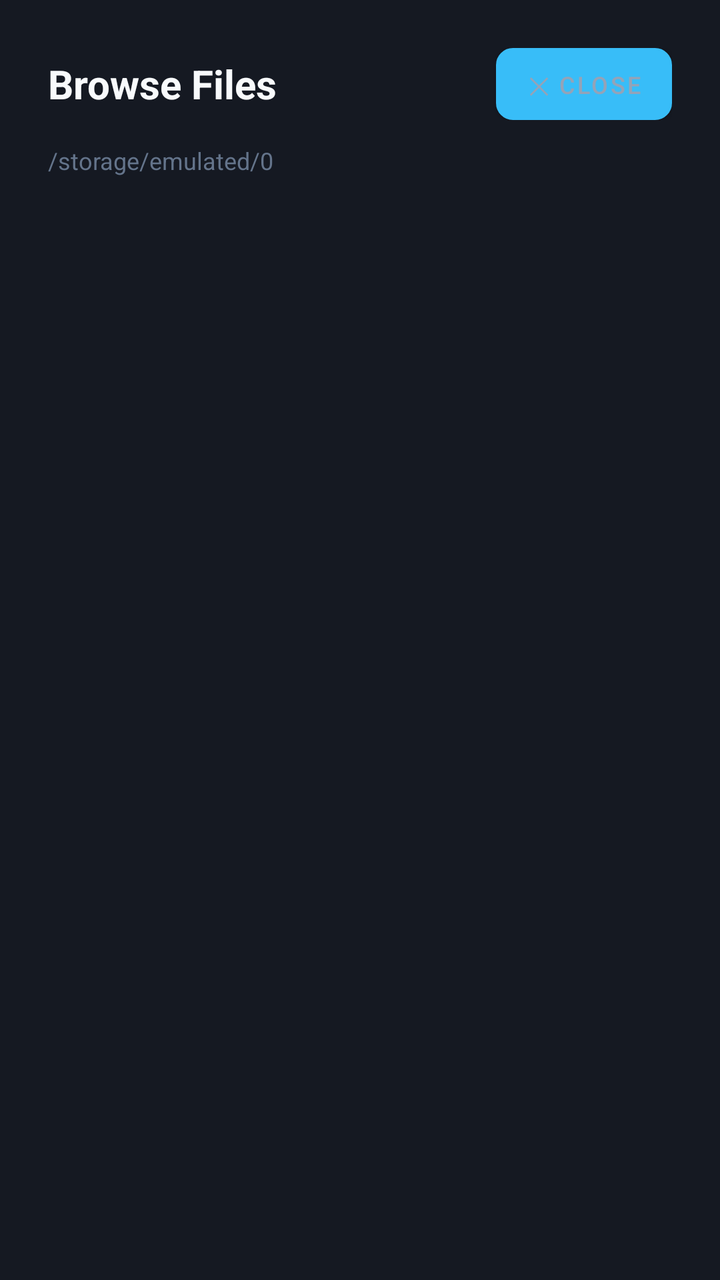
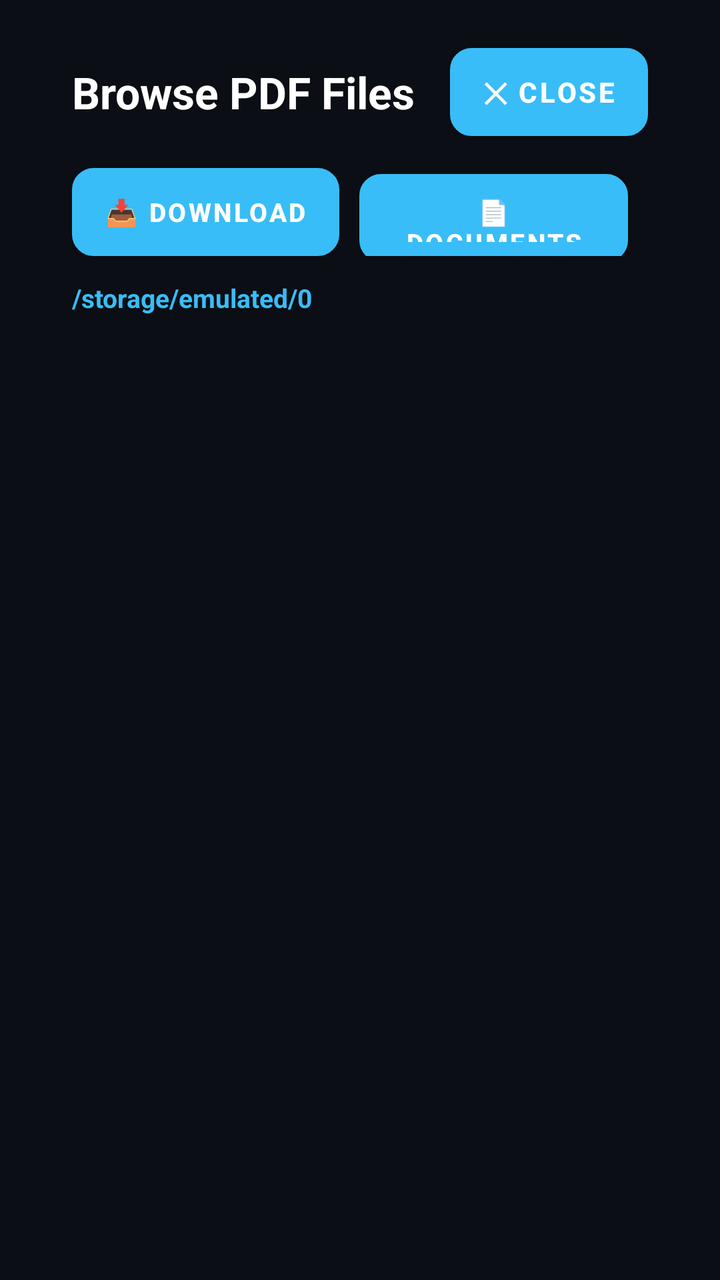

The first picture is an Android layout as it rendered before a commit; the second is the same layout after the commit. The layout source and the unified diff follow.
<!-- AndroidManifest.xml: application theme Theme.TvReader -->
<!-- res/layout/dialog_file_picker.xml -->
<?xml version="1.0" encoding="utf-8"?>
<LinearLayout xmlns:android="http://schemas.android.com/apk/res/android"
    android:layout_width="match_parent"
    android:layout_height="match_parent"
    android:orientation="vertical"
    android:background="@color/bg_surface"
    android:padding="24dp">

    
    <LinearLayout
        android:layout_width="match_parent"
        android:layout_height="wrap_content"
        android:orientation="horizontal"
        android:gravity="center_vertical"
        android:layout_marginBottom="12dp">

        <TextView
            android:id="@+id/tvPickerTitle"
            android:layout_width="0dp"
            android:layout_height="wrap_content"
            android:layout_weight="1"
            android:text="Browse Files"
            android:textColor="@color/text_primary"
            android:textSize="20sp"
            android:textStyle="bold" />

        <Button
            android:id="@+id/btnPickerClose"
            android:layout_width="wrap_content"
            android:layout_height="36dp"
            android:text="✕ Close"
            android:textColor="@color/text_secondary"
            android:textSize="12sp"
            android:background="@drawable/focus_button_bg"
            android:paddingStart="12dp"
            android:paddingEnd="12dp"
            android:focusable="true" />
    </LinearLayout>

    <TextView
        android:id="@+id/tvCurrentPath"
        android:layout_width="match_parent"
        android:layout_height="wrap_content"
        android:text="/storage/emulated/0"
        android:textColor="@color/text_muted"
        android:textSize="12sp"
        android:maxLines="1"
        android:ellipsize="start"
        android:layout_marginBottom="12dp" />

    
    <androidx.recyclerview.widget.RecyclerView
        android:id="@+id/rvFileList"
        android:layout_width="match_parent"
        android:layout_height="0dp"
        android:layout_weight="1"
        android:scrollbars="vertical" />

    <TextView
        android:id="@+id/tvEmptyFolder"
        android:layout_width="match_parent"
        android:layout_height="100dp"
        android:gravity="center"
        android:text="No PDF files or folders found here."
        android:textColor="@color/text_muted"
        android:textSize="14sp"
        android:visibility="gone" />
</LinearLayout>
<!-- resources referenced by this layout -->
<resources>
  <color name="bg_surface">#151922</color>
  <color name="text_muted">#64748B</color>
  <color name="text_primary">#F8FAFC</color>
  <color name="text_secondary">#94A3B8</color>
  <!-- drawable focus_button_bg (drawable) -->
  <?xml version="1.0" encoding="utf-8"?>
  <selector xmlns:android="http://schemas.android.com/apk/res/android">
      <item android:state_focused="true">
          <shape android:shape="rectangle">
              <solid android:color="@color/accent_blue" />
              <stroke android:width="2dp" android:color="#FFFFFF" />
              <corners android:radius="8dp" />
          </shape>
      </item>
      <item>
          <shape android:shape="rectangle">
              <solid android:color="@color/bg_surface_elevated" />
              <stroke android:width="1dp" android:color="@color/border_subtle" />
              <corners android:radius="8dp" />
          </shape>
      </item>
  </selector>
  <style name="Theme.TvReader" parent="Theme.MaterialComponents.NoActionBar">
          
          <item name="android:windowBackground">@color/bg_main</item>
          <item name="android:statusBarColor">@color/bg_main</item>
          <item name="android:navigationBarColor">@color/bg_main</item>
          <item name="android:windowNoTitle">true</item>
          <item name="android:windowFullscreen">true</item>
  
          
          <item name="colorPrimary">@color/accent_blue</item>
          <item name="colorSecondary">@color/accent_teal</item>
          <item name="colorSurface">@color/bg_surface</item>
          <item name="colorOnSurface">@color/text_primary</item>
          <item name="colorOnPrimary">@color/bg_main</item>
  
          
          <item name="android:defaultFocusHighlightEnabled">false</item>
      </style>
  <color name="accent_blue">#38BDF8</color>
  <color name="bg_surface_elevated">#1E2330</color>
  <color name="border_subtle">#2A3245</color>
  <color name="bg_main">#0B0E14</color>
  <color name="accent_teal">#2DD4BF</color>
</resources>

<!-- the commit's change to res/layout/dialog_file_picker.xml (unified diff, before → after) -->
@@ -3,8 +3,11 @@
     android:layout_width="match_parent"
     android:layout_height="match_parent"
     android:orientation="vertical"
-    android:background="@color/bg_surface"
-    android:padding="24dp">
+    android:background="@color/bg_main"
+    android:paddingStart="36dp"
+    android:paddingEnd="36dp"
+    android:paddingTop="24dp"
+    android:paddingBottom="24dp">
 
     
     <LinearLayout
@@ -12,57 +15,174 @@
         android:layout_height="wrap_content"
         android:orientation="horizontal"
         android:gravity="center_vertical"
-        android:layout_marginBottom="12dp">
+        android:layout_marginBottom="16dp">
 
         <TextView
             android:id="@+id/tvPickerTitle"
             android:layout_width="0dp"
             android:layout_height="wrap_content"
             android:layout_weight="1"
-            android:text="Browse Files"
-            android:textColor="@color/text_primary"
-            android:textSize="20sp"
+            android:text="Browse PDF Files"
+            android:textColor="#FFFFFF"
+            android:textSize="22sp"
             android:textStyle="bold" />
 
         <Button
             android:id="@+id/btnPickerClose"
             android:layout_width="wrap_content"
-            android:layout_height="36dp"
+            android:layout_height="44dp"
             android:text="✕ Close"
-            android:textColor="@color/text_secondary"
-            android:textSize="12sp"
+            android:textColor="@color/btn_focus_text_color"
+            android:textSize="14sp"
+            android:textStyle="bold"
             android:background="@drawable/focus_button_bg"
-            android:paddingStart="12dp"
-            android:paddingEnd="12dp"
+            android:paddingStart="16dp"
+            android:paddingEnd="16dp"
             android:focusable="true" />
     </LinearLayout>
 
+    
+    <LinearLayout
+        android:layout_width="match_parent"
+        android:layout_height="wrap_content"
+        android:orientation="horizontal"
+        android:layout_marginBottom="12dp">
+
+        <Button
+            android:id="@+id/btnShortcutDownload"
+            android:layout_width="wrap_content"
+            android:layout_height="44dp"
+            android:text="📥 Download"
+            android:textColor="@color/btn_focus_text_color"
+            android:textSize="13sp"
+            android:textStyle="bold"
+            android:background="@drawable/focus_button_bg"
+            android:paddingStart="16dp"
+            android:paddingEnd="16dp"
+            android:focusable="true"
+            android:layout_marginEnd="10dp" />
+
+        <Button
+            android:id="@+id/btnShortcutDocuments"
+            android:layout_width="wrap_content"
+            android:layout_height="44dp"
+            android:text="📄 Documents"
+            android:textColor="@color/btn_focus_text_color"
+            android:textSize="13sp"
+            android:textStyle="bold"
+            android:background="@drawable/focus_button_bg"
+            android:paddingStart="16dp"
+            android:paddingEnd="16dp"
+            android:focusable="true"
+            android:layout_marginEnd="10dp" />
+
+        <Button
+            android:id="@+id/btnShortcutUsb"
+            android:layout_width="wrap_content"
+            android:layout_height="44dp"
+            android:text="💾 USB Drives"
+            android:textColor="@color/btn_focus_text_color"
+            android:textSize="13sp"
+            android:textStyle="bold"
+            android:background="@drawable/focus_button_bg"
+            android:paddingStart="16dp"
+            android:paddingEnd="16dp"
+            android:focusable="true"
+            android:layout_marginEnd="10dp" />
+
+        <Button
+            android:id="@+id/btnShortcutScanAll"
+            android:layout_width="wrap_content"
+            android:layout_height="44dp"
+            android:text="🔍 Scan All Device"
+            android:textColor="@color/btn_focus_text_color"
+            android:textSize="13sp"
+            android:textStyle="bold"
+            android:background="@drawable/focus_button_bg"
+            android:paddingStart="16dp"
+            android:paddingEnd="16dp"
+            android:focusable="true"
+            android:layout_marginEnd="10dp" />
+
+        <Button
+            android:id="@+id/btnShortcutSystemPicker"
+            android:layout_width="wrap_content"
+            android:layout_height="44dp"
+            android:text="📂 System Picker"
+            android:textColor="@color/btn_focus_text_color"
+            android:textSize="13sp"
+            android:textStyle="bold"
+            android:background="@drawable/focus_button_bg"
+            android:paddingStart="16dp"
+            android:paddingEnd="16dp"
+            android:focusable="true" />
+    </LinearLayout>
+
+    
     <TextView
         android:id="@+id/tvCurrentPath"
         android:layout_width="match_parent"
         android:layout_height="wrap_content"
         android:text="/storage/emulated/0"
-        android:textColor="@color/text_muted"
-        android:textSize="12sp"
+        android:textColor="@color/accent_blue"
+        android:textSize="13sp"
+        android:textStyle="bold"
         android:maxLines="1"
         android:ellipsize="start"
-        android:layout_marginBottom="12dp" />
+        android:layout_marginBottom="10dp" />
 
     
-    <androidx.recyclerview.widget.RecyclerView
-        android:id="@+id/rvFileList"
+    <FrameLayout
         android:layout_width="match_parent"
         android:layout_height="0dp"
-        android:layout_weight="1"
-        android:scrollbars="vertical" />
+        android:layout_weight="1">
 
-    <TextView
-        android:id="@+id/tvEmptyFolder"
-        android:layout_width="match_parent"
-        android:layout_height="100dp"
-        android:gravity="center"
-        android:text="No PDF files or folders found here."
-        android:textColor="@color/text_muted"
-        android:textSize="14sp"
-        android:visibility="gone" />
+        <androidx.recyclerview.widget.RecyclerView
+            android:id="@+id/rvFileList"
+            android:layout_width="match_parent"
+            android:layout_height="match_parent"
+            android:scrollbars="vertical"
+            android:scrollbarThumbVertical="@color/accent_blue" />
+
+        <LinearLayout
+            android:id="@+id/layoutEmptyFolder"
+            android:layout_width="match_parent"
+            android:layout_height="match_parent"
+            android:gravity="center"
+            android:orientation="vertical"
+            android:visibility="gone">
+
+            <TextView
+                android:layout_width="wrap_content"
+                android:layout_height="wrap_content"
+                android:text="📁"
+                android:textSize="40sp"
+                android:layout_marginBottom="8dp" />
+
+            <TextView
+                android:layout_width="wrap_content"
+                android:layout_height="wrap_content"
+                android:text="No PDF files found in this folder."
+                android:textColor="#FFFFFF"
+                android:textSize="15sp"
+                android:textStyle="bold" />
+
+            <TextView
+                android:layout_width="wrap_content"
+                android:layout_height="wrap_content"
+                android:text="Try clicking [Download], [Documents], or [Scan All Device] above."
+                android:textColor="@color/text_secondary"
+                android:textSize="13sp"
+                android:layout_marginTop="6dp" />
+        </LinearLayout>
+
+        <ProgressBar
+            android:id="@+id/pbScanning"
+            android:layout_width="56dp"
+            android:layout_height="56dp"
+            android:layout_gravity="center"
+            android:indeterminateTint="@color/accent_blue"
+            android:visibility="gone" />
+    </FrameLayout>
+
 </LinearLayout>
<!-- resource entries referenced after the edit -->
@@ -1,7 +1,6 @@
 <!-- resources referenced by this layout -->
 <resources>
   <color name="bg_surface">#151922</color>
-  <color name="text_muted">#64748B</color>
   <color name="text_primary">#F8FAFC</color>
   <color name="text_secondary">#94A3B8</color>
   <!-- drawable focus_button_bg (drawable) -->
@@ -9,16 +8,23 @@
   <selector xmlns:android="http://schemas.android.com/apk/res/android">
       <item android:state_focused="true">
           <shape android:shape="rectangle">
-              <solid android:color="@color/accent_blue" />
-              <stroke android:width="2dp" android:color="#FFFFFF" />
-              <corners android:radius="8dp" />
+              <solid android:color="#38BDF8" />
+              <stroke android:width="3dp" android:color="#FFFFFF" />
+              <corners android:radius="10dp" />
+          </shape>
+      </item>
+      <item android:state_pressed="true">
+          <shape android:shape="rectangle">
+              <solid android:color="#0284C7" />
+              <stroke android:width="3dp" android:color="#FFFFFF" />
+              <corners android:radius="10dp" />
           </shape>
       </item>
       <item>
           <shape android:shape="rectangle">
-              <solid android:color="@color/bg_surface_elevated" />
-              <stroke android:width="1dp" android:color="@color/border_subtle" />
-              <corners android:radius="8dp" />
+              <solid android:color="#1F2937" />
+              <stroke android:width="1.5dp" android:color="#374151" />
+              <corners android:radius="10dp" />
           </shape>
       </item>
   </selector>
@@ -41,8 +47,6 @@
           <item name="android:defaultFocusHighlightEnabled">false</item>
       </style>
   <color name="accent_blue">#38BDF8</color>
-  <color name="bg_surface_elevated">#1E2330</color>
-  <color name="border_subtle">#2A3245</color>
   <color name="bg_main">#0B0E14</color>
   <color name="accent_teal">#2DD4BF</color>
 </resources>
